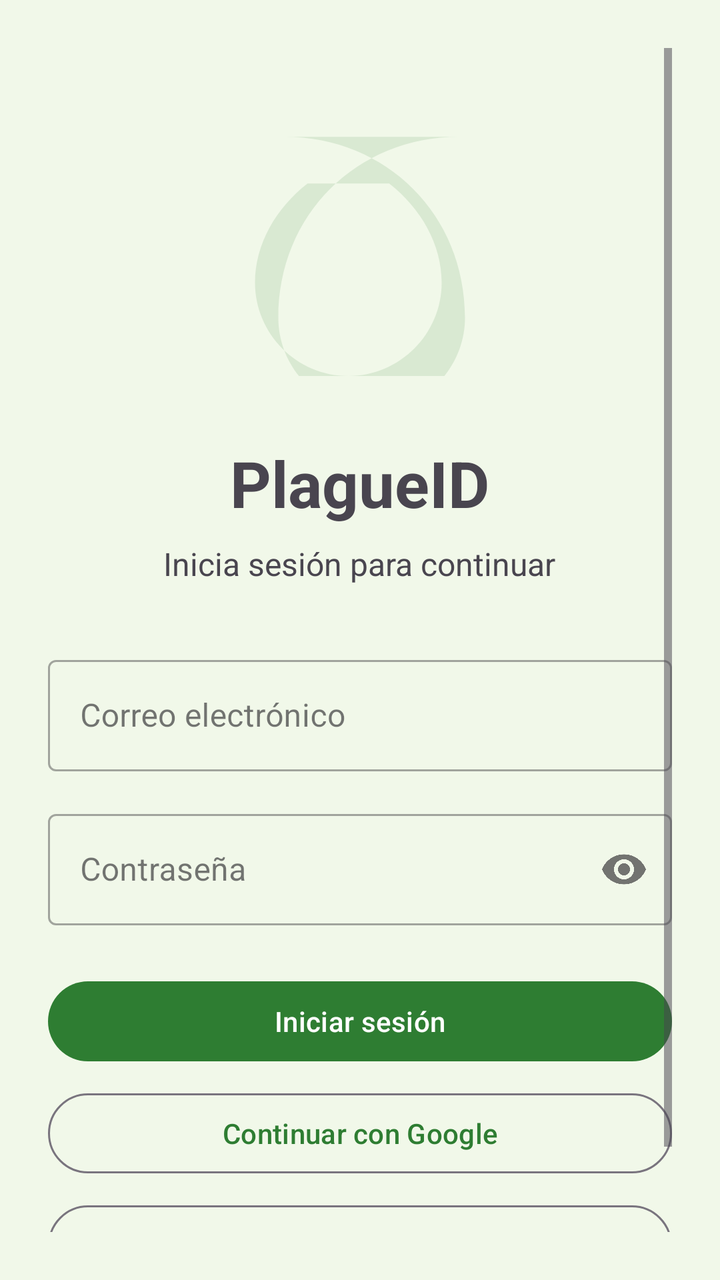
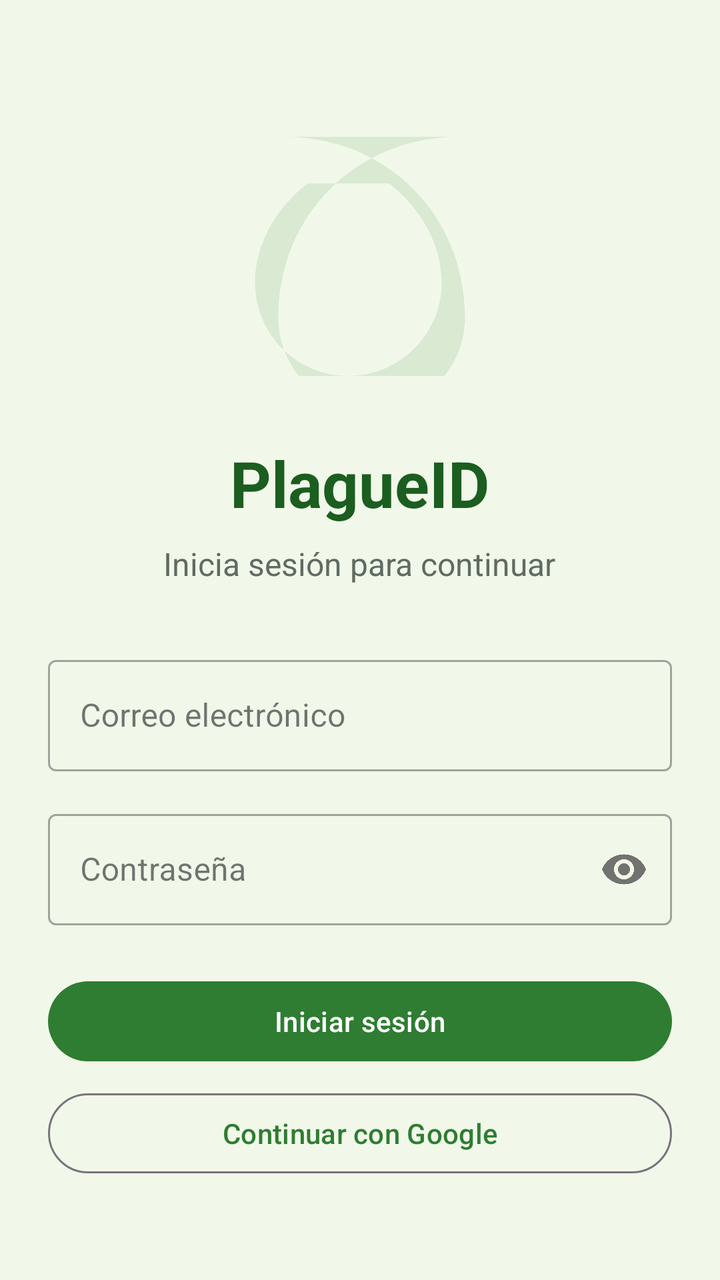

An Android layout rendered at two revisions. The XML below is the earlier revision; the diff shows what the commit changed to produce the second picture.
<!-- AndroidManifest.xml: application theme Theme.PlagueID -->
<!-- res/layout/activity_login.xml -->
<?xml version="1.0" encoding="utf-8"?>
<ScrollView xmlns:android="http://schemas.android.com/apk/res/android"
    xmlns:app="http://schemas.android.com/apk/res-auto"
    android:layout_width="match_parent"
    android:layout_height="match_parent"
    android:padding="24dp"
    android:fillViewport="true">

    <LinearLayout
        android:layout_width="match_parent"
        android:layout_height="wrap_content"
        android:orientation="vertical"
        android:gravity="center_horizontal">

        <ImageView
            android:layout_width="140dp"
            android:layout_height="140dp"
            android:layout_marginTop="24dp"
            android:src="@drawable/ic_leaf"
            android:alpha="0.12" />

        <TextView
            android:layout_width="wrap_content"
            android:layout_height="wrap_content"
            android:text="@string/app_name"
            android:textSize="32sp"
            android:textStyle="bold"
            android:layout_marginTop="32dp" />

        <TextView
            android:layout_width="wrap_content"
            android:layout_height="wrap_content"
            android:text="@string/login_subtitle"
            android:textSize="16sp"
            android:layout_marginTop="8dp" />

        <com.google.android.material.textfield.TextInputLayout
            android:layout_width="match_parent"
            android:layout_height="wrap_content"
            android:layout_marginTop="32dp"
            style="@style/Widget.MaterialComponents.TextInputLayout.OutlinedBox">

            <com.google.android.material.textfield.TextInputEditText
                android:id="@+id/emailInput"
                android:layout_width="match_parent"
                android:layout_height="wrap_content"
                android:hint="@string/email"
                android:inputType="textEmailAddress" />
        </com.google.android.material.textfield.TextInputLayout>

        <com.google.android.material.textfield.TextInputLayout
            android:layout_width="match_parent"
            android:layout_height="wrap_content"
            android:layout_marginTop="16dp"
            app:endIconMode="password_toggle"
            style="@style/Widget.MaterialComponents.TextInputLayout.OutlinedBox">

            <com.google.android.material.textfield.TextInputEditText
                android:id="@+id/passwordInput"
                android:layout_width="match_parent"
                android:layout_height="wrap_content"
                android:hint="@string/password"
                android:inputType="textPassword" />
        </com.google.android.material.textfield.TextInputLayout>

        <com.google.android.material.button.MaterialButton
            android:id="@+id/loginButton"
            android:layout_width="match_parent"
            android:layout_height="wrap_content"
            android:layout_marginTop="24dp"
            android:text="@string/login" />

        <com.google.android.material.button.MaterialButton
            android:id="@+id/googleButton"
            android:layout_width="match_parent"
            android:layout_height="wrap_content"
            android:layout_marginTop="8dp"
            android:text="@string/login_google"
            style="@style/Widget.Material3.Button.OutlinedButton" />

        <com.google.android.material.button.MaterialButton
            android:id="@+id/facebookButton"
            android:layout_width="match_parent"
            android:layout_height="wrap_content"
            android:layout_marginTop="8dp"
            android:text="@string/login_facebook"
            style="@style/Widget.Material3.Button.OutlinedButton" />

        <ProgressBar
            android:id="@+id/progressBar"
            android:layout_width="wrap_content"
            android:layout_height="wrap_content"
            android:layout_marginTop="16dp"
            android:visibility="gone" />

        <TextView
            android:id="@+id/registerLink"
            android:layout_width="wrap_content"
            android:layout_height="wrap_content"
            android:layout_marginTop="24dp"
            android:text="@string/no_account"
            android:textColor="?attr/colorPrimary" />
    </LinearLayout>
</ScrollView>
<!-- resources referenced by this layout -->
<resources>
  <!-- drawable ic_leaf (drawable) -->
  <?xml version="1.0" encoding="utf-8"?>
  <vector xmlns:android="http://schemas.android.com/apk/res/android"
      android:width="24dp"
      android:height="24dp"
      android:viewportWidth="24"
      android:viewportHeight="24">
      <path
          android:fillColor="#2E7D32"
          android:pathData="M5.5,3.5c8.8,0 15.5,6.7 15.5,15.5 0,4.4 -3.6,8 -8,8 -4.4,0 -8,-3.6 -8,-8 0,-8.8 6.7,-15.5 15.5,-15.5z M7.5,7.5c-2.7,2.1 -4.5,5.2 -4.5,8.5 0,4.4 3.6,8 8,8 4.4,0 8,-3.6 8,-8 0,-3.3 -1.8,-6.4 -4.5,-8.5z" />
  </vector>
  <string name="app_name">PlagueID</string>
  <string name="email">Correo electrónico</string>
  <string name="login">Iniciar sesión</string>
  <string name="login_facebook">Continuar con Facebook</string>
  <string name="login_google">Continuar con Google</string>
  <string name="login_subtitle">Inicia sesión para continuar</string>
  <string name="no_account">¿No tienes cuenta? Regístrate</string>
  <string name="password">Contraseña</string>
  <style name="Theme.PlagueID" parent="Theme.Material3.DayNight.NoActionBar">
          <item name="colorPrimary">@color/leaf_green</item>
          <item name="colorPrimaryVariant">@color/leaf_dark</item>
          <item name="colorOnPrimary">@color/white</item>
          <item name="colorSecondary">@color/leaf_light</item>
          <item name="android:windowBackground">@color/leaf_pale</item>
          <item name="android:statusBarColor">@color/leaf_dark</item>
          <item name="android:navigationBarColor">@color/leaf_pale</item>
      </style>
  <color name="leaf_green">#FF2E7D32</color>
  <color name="leaf_dark">#FF1B5E20</color>
  <color name="white">#FFFFFFFF</color>
  <color name="leaf_light">#FF8BC34A</color>
  <color name="leaf_pale">#FFF1F8E9</color>
</resources>

<!-- the commit's change to res/layout/activity_login.xml (unified diff, before → after) -->
@@ -23,6 +23,7 @@
             android:layout_width="wrap_content"
             android:layout_height="wrap_content"
             android:text="@string/app_name"
+            android:textColor="@color/leaf_dark"
             android:textSize="32sp"
             android:textStyle="bold"
             android:layout_marginTop="32dp" />
@@ -31,6 +32,7 @@
             android:layout_width="wrap_content"
             android:layout_height="wrap_content"
             android:text="@string/login_subtitle"
+            android:textColor="@color/text_muted"
             android:textSize="16sp"
             android:layout_marginTop="8dp" />
 
@@ -41,6 +43,8 @@
             style="@style/Widget.MaterialComponents.TextInputLayout.OutlinedBox">
 
             <com.google.android.material.textfield.TextInputEditText
+                android:textColor="@color/on_surface"
+                android:textColorHint="@color/text_muted"
                 android:id="@+id/emailInput"
                 android:layout_width="match_parent"
                 android:layout_height="wrap_content"
@@ -56,6 +60,8 @@
             style="@style/Widget.MaterialComponents.TextInputLayout.OutlinedBox">
 
             <com.google.android.material.textfield.TextInputEditText
+                android:textColor="@color/on_surface"
+                android:textColorHint="@color/text_muted"
                 android:id="@+id/passwordInput"
                 android:layout_width="match_parent"
                 android:layout_height="wrap_content"
@@ -78,14 +84,6 @@
             android:text="@string/login_google"
             style="@style/Widget.Material3.Button.OutlinedButton" />
 
-        <com.google.android.material.button.MaterialButton
-            android:id="@+id/facebookButton"
-            android:layout_width="match_parent"
-            android:layout_height="wrap_content"
-            android:layout_marginTop="8dp"
-            android:text="@string/login_facebook"
-            style="@style/Widget.Material3.Button.OutlinedButton" />
-
         <ProgressBar
             android:id="@+id/progressBar"
             android:layout_width="wrap_content"
<!-- resource entries referenced after the edit -->
@@ -14,12 +14,11 @@
   <string name="app_name">PlagueID</string>
   <string name="email">Correo electrónico</string>
   <string name="login">Iniciar sesión</string>
-  <string name="login_facebook">Continuar con Facebook</string>
   <string name="login_google">Continuar con Google</string>
   <string name="login_subtitle">Inicia sesión para continuar</string>
   <string name="no_account">¿No tienes cuenta? Regístrate</string>
   <string name="password">Contraseña</string>
-  <style name="Theme.PlagueID" parent="Theme.Material3.DayNight.NoActionBar">
+  <style name="Theme.PlagueID" parent="Theme.Material3.Light.NoActionBar">
           <item name="colorPrimary">@color/leaf_green</item>
           <item name="colorPrimaryVariant">@color/leaf_dark</item>
           <item name="colorOnPrimary">@color/white</item>
@@ -27,9 +26,13 @@
           <item name="android:windowBackground">@color/leaf_pale</item>
           <item name="android:statusBarColor">@color/leaf_dark</item>
           <item name="android:navigationBarColor">@color/leaf_pale</item>
+          <item name="android:textColor">@color/on_surface</item>
+          <item name="android:textColorHint">@color/text_muted</item>
       </style>
   <color name="leaf_green">#FF2E7D32</color>
   <color name="leaf_dark">#FF1B5E20</color>
+  <color name="on_surface">#FF1B1B1B</color>
+  <color name="text_muted">#FF5F6B62</color>
   <color name="white">#FFFFFFFF</color>
   <color name="leaf_light">#FF8BC34A</color>
   <color name="leaf_pale">#FFF1F8E9</color>
